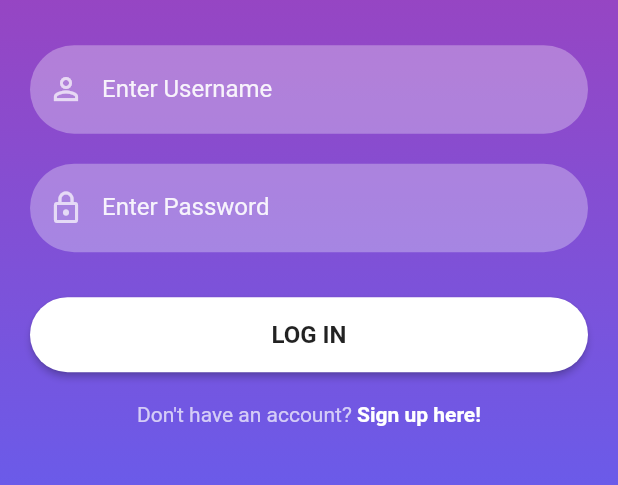
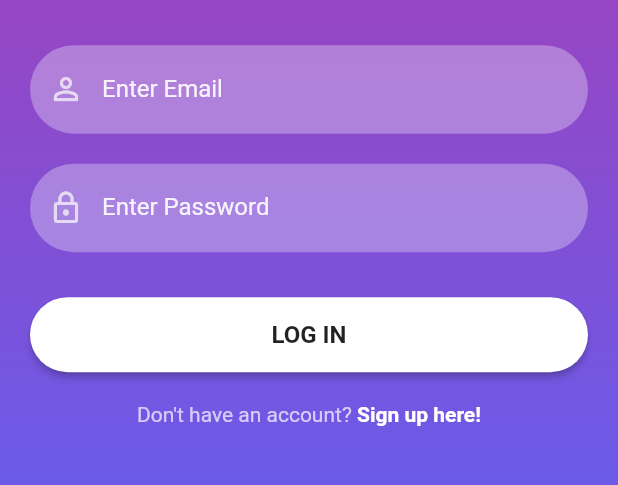
Before and after one commit to MarkusJoha/Mobilt_java22_Markus_Johansson_Flutter_v_1, a Flutter app: the screen it shows after launch, on a phone screen of 412 x 824 dp, the part 607-1092 px from its top. Run offline on Flutter 3.47's test engine with Material 2 defaults, Android fonts, the phone set to English and light mode, and no system bars; our stand-ins replace firebase_auth, firebase_core; accounts and stored records are empty; statements that could not run were skipped.

Commit message:
Update sign_in_screen.dart

```diff
--- a/lib/screens/sign_in_screen.dart
+++ b/lib/screens/sign_in_screen.dart
@@ -16,11 +16,10 @@ class _SignInScreenState extends State<SignInScreen> {
   TextEditingController _passwordTextController = TextEditingController();
   TextEditingController _emailTextController = TextEditingController();
 
-  // Define an error message widget
   Text _errorMessage = Text(
     "",
     style: TextStyle(
-      color: Colors.red, // Customize the color
+      color: Colors.red,
     ),
   );
 
@@ -54,7 +53,7 @@ class _SignInScreenState extends State<SignInScreen> {
                 logoWidget("assets/images/Warhammer-logo.png"),
                 SizedBox(height: 30),
                 reusableTextField(
-                  "Enter Username",
+                  "Enter Email",
                   Icons.person_outline,
                   false,
                   _emailTextController,
@@ -78,7 +77,7 @@ class _SignInScreenState extends State<SignInScreen> {
                       MaterialPageRoute(builder: (context) => HomeScreen()),
                     );
                   } catch (error) {
-                    // Set the error message here
+
                     setState(() {
                       _errorMessage = Text(
                         "Wrong email or password. Please try again.",
@@ -92,7 +91,6 @@ class _SignInScreenState extends State<SignInScreen> {
                   }
                 }),
                 signUpOption(),
-                // Display the error message
                 _errorMessage,
               ],
             ),
```
